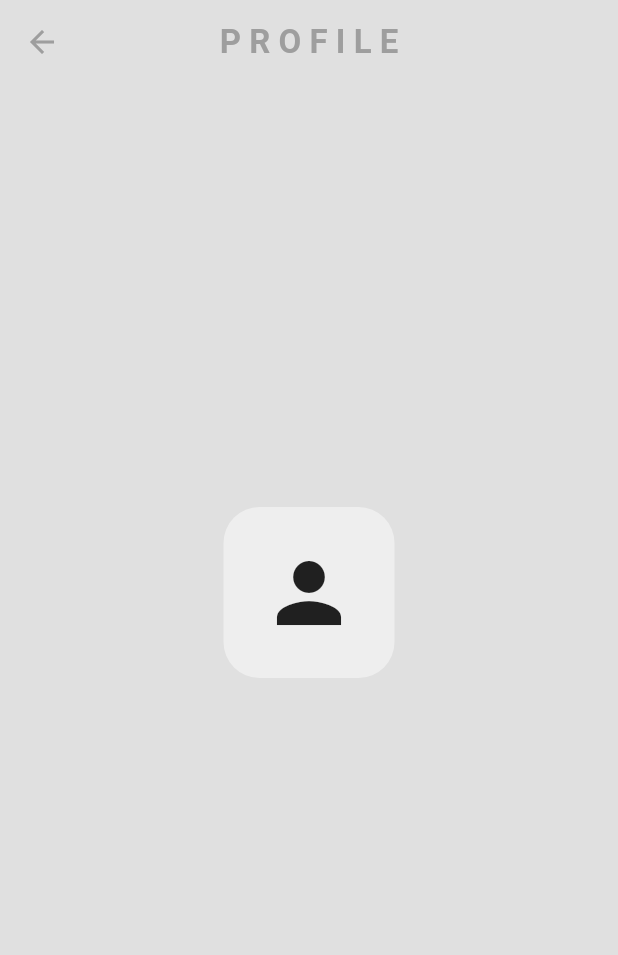
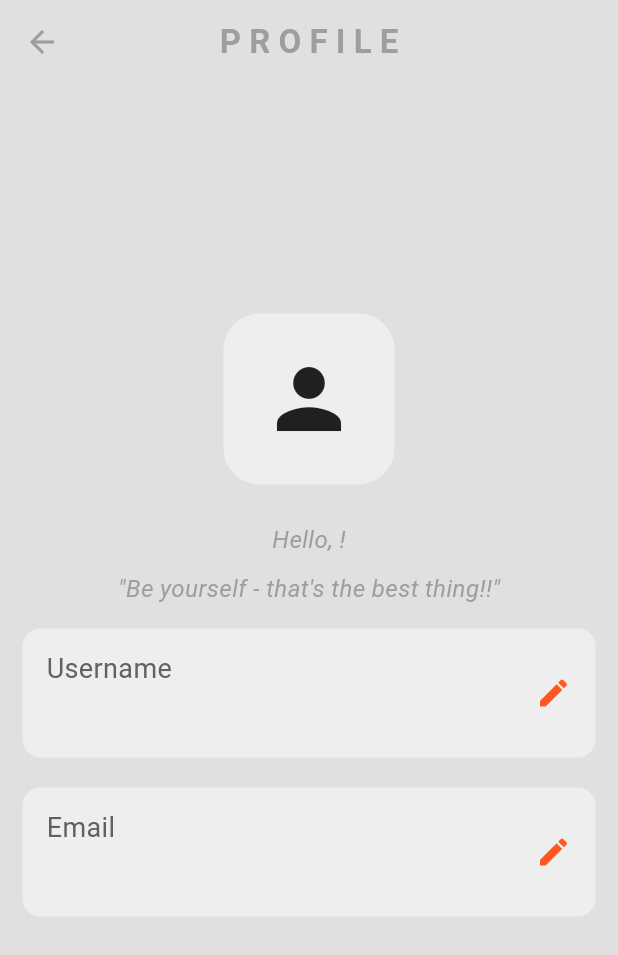
Before and after one commit to BaoMinhne/mini_social_media, a Flutter app: the ProfilePage screen opened by its route, on a phone screen of 412 x 824 dp. Shown: the top 955 px of the screen. Run offline on Flutter 3.47's test engine with Material 3 defaults, Android fonts, the phone set to English and light mode, and no system bars; our stand-ins replace cloud_firestore, firebase_auth, firebase_core, image_picker; accounts and stored records are empty; network calls fail.

Commit message:
Update profile page

```diff
--- /dev/null
+++ b/lib/components/my_user_tile.dart
@@ -0,0 +1,59 @@
+import 'package:flutter/material.dart';
+
+class MyUserTile extends StatelessWidget {
+  final String title;
+  final String value;
+  final VoidCallback? onTap;
+
+  const MyUserTile({
+    super.key,
+    required this.title,
+    required this.value,
+    this.onTap,
+  });
+
+  @override
+  Widget build(BuildContext context) {
+    final colorScheme = Theme.of(context).colorScheme;
+
+    return GestureDetector(
+      onTap: onTap,
+      child: Container(
+        width: double.infinity,
+        margin: const EdgeInsets.only(bottom: 20, right: 15, left: 15),
+        padding: const EdgeInsets.symmetric(horizontal: 16, vertical: 14),
+        decoration: BoxDecoration(
+          color: colorScheme.primary, // Nhẹ nhàng theo theme
+          borderRadius: BorderRadius.circular(12),
+        ),
+        child: Row(
+          mainAxisAlignment: MainAxisAlignment.spaceBetween,
+          children: [
+            Column(
+              crossAxisAlignment: CrossAxisAlignment.start,
+              children: [
+                Text(
+                  title,
+                  style: TextStyle(
+                    color: Colors.grey[700],
+                    fontSize: 18,
+                  ),
+                ),
+                const SizedBox(height: 6),
+                Text(
+                  value,
+                  style: const TextStyle(
+                    color: Colors.black87,
+                    fontSize: 18,
+                    fontWeight: FontWeight.w600,
+                  ),
+                ),
+              ],
+            ),
+            const Icon(Icons.edit, color: Colors.deepOrange),
+          ],
+        ),
+      ),
+    );
+  }
+}
--- a/lib/main.dart
+++ b/lib/main.dart
@@ -28,7 +28,7 @@ class MyApp extends StatelessWidget {
       darkTheme: darkMode,
       routes: {
         '/login_register_page': (context) => const LoginOrRegister(),
-        '/home_page': (context) => HomePage(),
+        '/home_page': (context) => const HomePage(),
         '/profile_page': (context) => ProfilePage(),
         '/users_page': (context) => UsersPage(),
       },
--- a/lib/pages/profile_page.dart
+++ b/lib/pages/profile_page.dart
@@ -1,6 +1,7 @@
 import 'package:cloud_firestore/cloud_firestore.dart';
 import 'package:firebase_auth/firebase_auth.dart';
 import 'package:flutter/material.dart';
+import 'package:mini_social_media/components/my_user_tile.dart';
 
 class ProfilePage extends StatelessWidget {
   ProfilePage({super.key});
@@ -68,21 +69,39 @@ class ProfilePage extends StatelessWidget {
                   const SizedBox(
                     height: 25,
                   ),
+                  Center(
+                    child: Text(
+                      "Hello, ${user!['username']}!",
+                      style: TextStyle(
+                        color: Colors.grey[500],
+                        fontStyle: FontStyle.italic,
+                        fontSize: 16,
+                      ),
+                    ),
+                  ),
 
-                  Text(
-                    user!['username'],
-                    style: TextStyle(
-                        fontWeight: FontWeight.bold,
-                        color: Colors.black,
-                        fontSize: 24),
-                  ),
                   const SizedBox(
                     height: 10,
                   ),
-                  Text(
-                    user['email'],
-                    style: TextStyle(
-                        fontWeight: FontWeight.bold, color: Colors.grey[600]),
+                  Center(
+                    child: Text(
+                      "\"Be yourself - that's the best thing!!\"",
+                      style: TextStyle(
+                        color: Colors.grey[500],
+                        fontStyle: FontStyle.italic,
+                        fontSize: 16,
+                      ),
+                    ),
+                  ),
+
+                  const SizedBox(
+                    height: 15,
+                  ),
+                  // username and email
+                  MyUserTile(title: "Username", value: user['username']),
+                  MyUserTile(title: "Email", value: user['email']),
+                  const SizedBox(
+                    height: 40,
                   ),
                 ],
               ),
```
Also changed, not shown: lib/components/chat_bubble.dart (+4 -4 lines), lib/components/my_post.dart (+22 -3 lines), lib/components/my_textfield.dart (+10 -0 lines), lib/pages/home_page.dart (+28 -6 lines).
